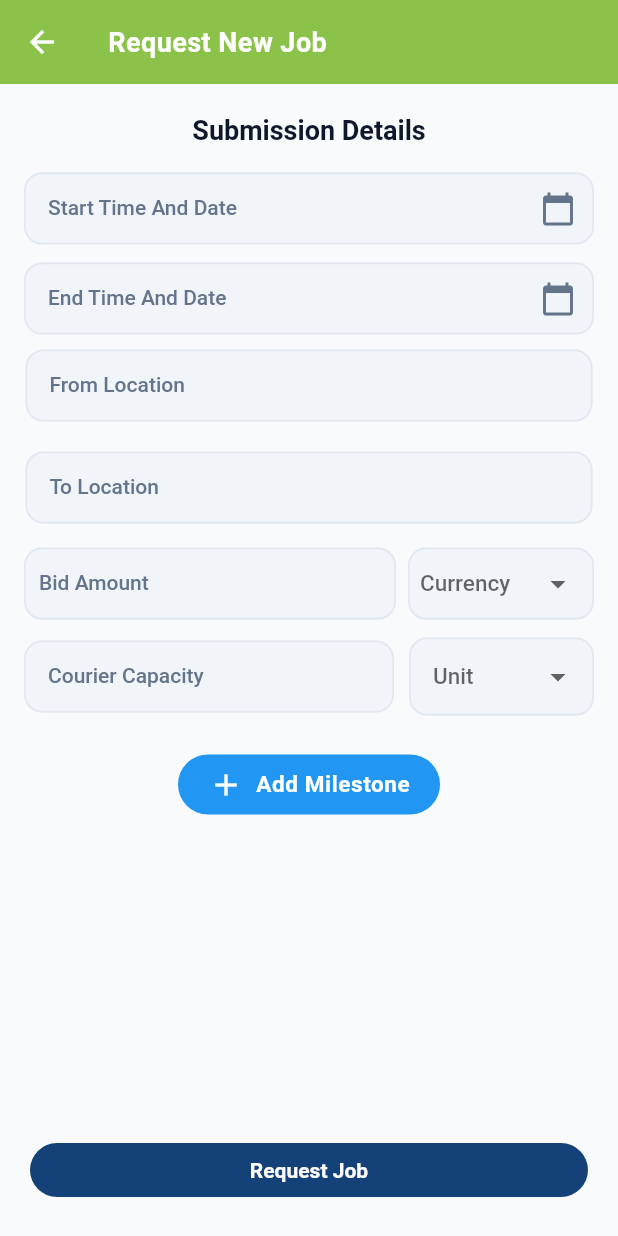
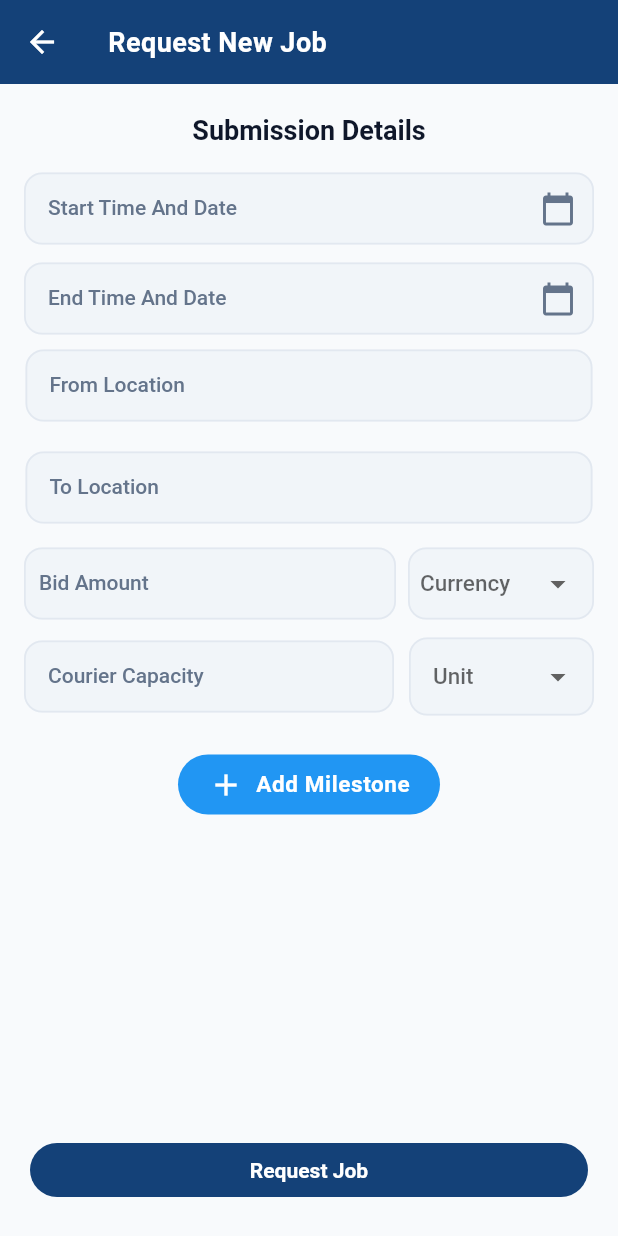
Before and after one commit to BFOBC/OBC_Flutter_Project, a Flutter app: the SubmissionScreen screen opened directly with empty values, on a phone screen of 412 x 824 dp. Run offline on Flutter 3.47's test engine with Material 3 defaults, Android fonts, the phone set to English and light mode, and no system bars; our stand-ins replace cached_network_image, chewie, cloud_firestore, connectivity_plus, device_info_plus, dio and 23 more; missing offline and left inert: dart:ffi, google_maps_cluster_manager, workmanager; accounts and stored records are empty; network calls fail; statements that could not run were skipped.

Commit message:
Fix: add async to onPressed to allow await; fix AppBar color
The onPressed callback was missing async, causing a compile error
when using await sendEmptyLegRequest(context). Also corrects the
AppBar background from Colors.lightGreen to Palette.primaryColor.

https://claude.ai/code/session_01QuN1nUJvg5j7tUGnniicBp

```diff
--- a/lib/ui/broker/requestscreens/Submission.dart
+++ b/lib/ui/broker/requestscreens/Submission.dart
@@ -376,7 +376,7 @@ class _SubmissionScreenState extends State<SubmissionScreen> {
           "Request New Job",
           style: TextStyle(color: Colors.white),
         ),
-        backgroundColor: Colors.lightGreen,
+        backgroundColor: Palette.primaryColor,
         iconTheme: const IconThemeData(color: Colors.white),
         foregroundColor:
             Colors.white, // Ensures status bar icons/text are white
@@ -385,7 +385,7 @@ class _SubmissionScreenState extends State<SubmissionScreen> {
         child: Padding(
           padding: const EdgeInsets.all(20.0),
           child: TextButton(
-            onPressed: () {
+            onPressed: () async {
               if (!validate()) return;
 
               bool allMilestonesValid = true;
```
